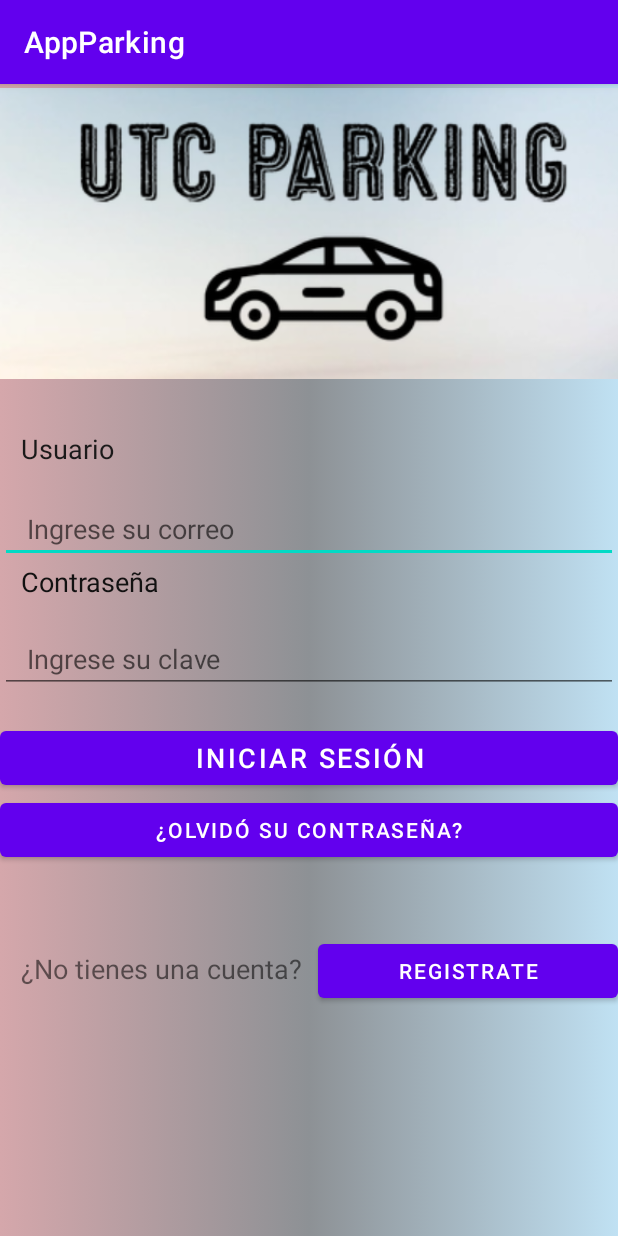
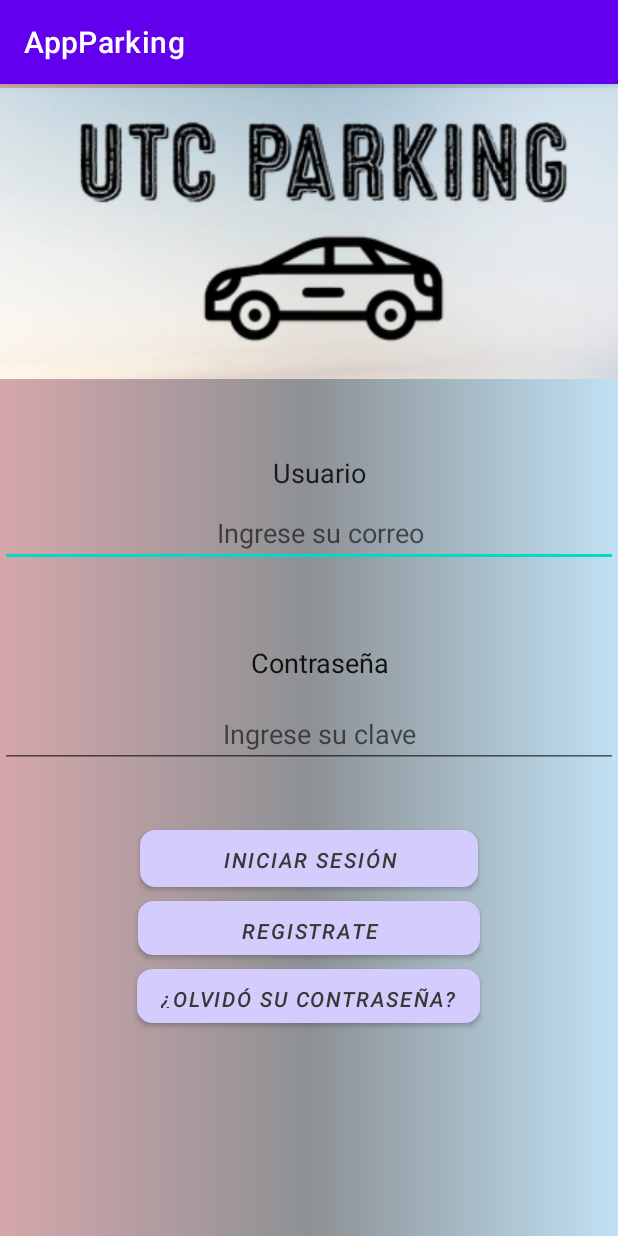
Before and after one commit to Alatriz18/AppParking1, an Android app: the screen it shows after launch (MainActivity), on a phone screen of 412 x 824 dp. Run offline under Robolectric (Android 15) with nearby library versions, the phone set to English and light mode, and no system bars.

Commit message:
Update activity_main.xml

```diff
--- a/app/src/main/res/layout/activity_main.xml
+++ b/app/src/main/res/layout/activity_main.xml
@@ -4,6 +4,7 @@
     xmlns:tools="http://schemas.android.com/tools"
     android:layout_width="match_parent"
     android:layout_height="match_parent"
+    android:background="@drawable/color_botones1"
     tools:context=".MainActivity">
 
     <LinearLayout
@@ -23,12 +24,13 @@
         <TextView
             android:id="@+id/textView"
             android:layout_width="match_parent"
-            android:layout_height="31dp" />
+            android:layout_height="42dp" />
 
         <TextView
             android:id="@+id/textView2"
             android:layout_width="match_parent"
-            android:layout_height="43dp"
+            android:layout_height="35dp"
+            android:gravity="center"
             android:text="   Usuario"
             android:textColor="#1B1A1A"
             android:textColorHint="#FFFFFF"
@@ -39,13 +41,21 @@
             android:layout_width="match_parent"
             android:layout_height="wrap_content"
             android:ems="10"
+            android:gravity="center"
             android:hint="   Ingrese su correo"
             android:inputType="textEmailAddress" />
 
         <TextView
+            android:id="@+id/textView13"
+            android:layout_width="match_parent"
+            android:layout_height="39dp"
+            android:gravity="center" />
+
+        <TextView
             android:id="@+id/textView3"
             android:layout_width="match_parent"
-            android:layout_height="41dp"
+            android:layout_height="49dp"
+            android:gravity="center"
             android:text="   Contraseña"
             android:textColor="#121111"
             android:textSize="18sp" />
@@ -55,53 +65,60 @@
             android:layout_width="match_parent"
             android:layout_height="wrap_content"
             android:ems="10"
+            android:gravity="center"
             android:hint="   Ingrese su clave"
             android:inputType="textPassword" />
 
         <TextView
             android:id="@+id/textView5"
             android:layout_width="match_parent"
-            android:layout_height="wrap_content" />
+            android:layout_height="41dp" />
 
         <Button
             android:id="@+id/button"
-            android:layout_width="match_parent"
-            android:layout_height="wrap_content"
+            android:layout_width="225dp"
+            android:layout_height="38dp"
+            android:layout_gravity="center"
+            android:background="@drawable/color_botones1"
             android:text="iniciar sesión"
-            android:textSize="18sp" />
-
-        <Button
-            android:id="@+id/button4"
-            android:layout_width="match_parent"
-            android:layout_height="wrap_content"
-            android:text="¿Olvidó su contraseña?"
-            android:textSize="14sp" />
+            android:textColor="#3A3636"
+            android:textSize="14sp"
+            android:textStyle="italic"
+            app:backgroundTintMode="screen" />
 
         <TextView
             android:id="@+id/textView11"
             android:layout_width="match_parent"
-            android:layout_height="46dp" />
+            android:layout_height="9dp" />
 
-        <LinearLayout
+        <Button
+            android:id="@+id/button7"
+            android:layout_width="228dp"
+            android:layout_height="36dp"
+            android:layout_gravity="center"
+            android:background="@drawable/color_botones1"
+            android:text="registrate"
+            android:textColor="#3A3636"
+            android:textSize="14sp"
+            android:textStyle="italic"
+            app:backgroundTintMode="screen" />
+
+        <TextView
+            android:id="@+id/textView12"
             android:layout_width="match_parent"
-            android:layout_height="129dp"
-            android:orientation="horizontal">
+            android:layout_height="9dp" />
 
-            <TextView
-                android:id="@+id/textView9"
-                android:layout_width="137dp"
-                android:layout_height="wrap_content"
-                android:layout_weight="1"
-                android:text="   ¿No tienes una cuenta?"
-                android:textSize="18sp" />
-
-            <Button
-                android:id="@+id/button6"
-                android:layout_width="wrap_content"
-                android:layout_height="wrap_content"
-                android:layout_weight="1"
-                android:text="registrate" />
-        </LinearLayout>
+        <Button
+            android:id="@+id/button4"
+            android:layout_width="wrap_content"
+            android:layout_height="36dp"
+            android:layout_gravity="center"
+            android:background="@drawable/color_botones1"
+            android:text="¿Olvidó su contraseña?"
+            android:textColor="#3A3636"
+            android:textSize="14sp"
+            android:textStyle="italic"
+            app:backgroundTintMode="screen" />
 
     </LinearLayout>
 </androidx.constraintlayout.widget.ConstraintLayout>
```
